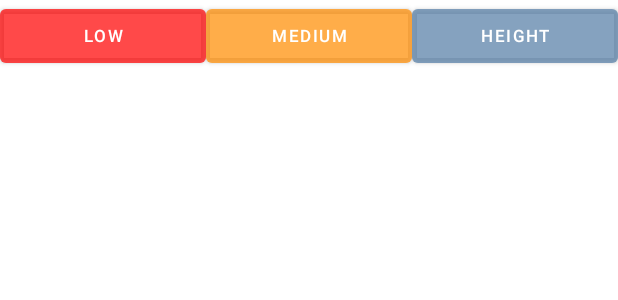
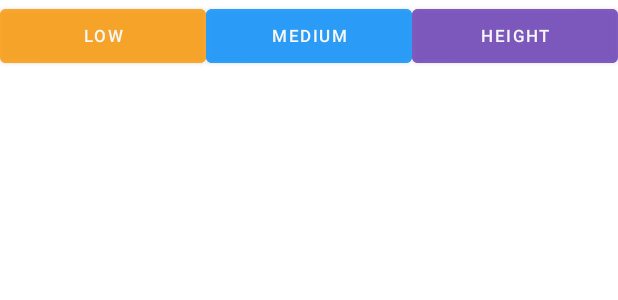
Before and after one commit to umerov1999/Market, an Android app: the layout activity_main.xml on its own in the app's theme, with its tools: preview values and no code run, on a phone screen of 412 x 824 dp. Shown: the top 300 px of the screen. Run offline under Robolectric (Android 15) with nearby library versions, the phone set to English and light mode, and no system bars.

Commit message:
Add files via upload

```diff
--- a/app/src/main/res/layout/activity_main.xml
+++ b/app/src/main/res/layout/activity_main.xml
@@ -1,5 +1,6 @@
 <?xml version="1.0" encoding="utf-8"?>
 <LinearLayout xmlns:android="http://schemas.android.com/apk/res/android"
+    xmlns:app="http://schemas.android.com/apk/res-auto"
     xmlns:tools="http://schemas.android.com/tools"
     android:layout_width="match_parent"
     android:layout_height="match_parent"
@@ -15,9 +16,11 @@
             android:layout_width="0dp"
             android:layout_height="wrap_content"
             android:layout_weight="1"
-            android:backgroundTint="#77ff0000"
+            android:alpha="0.8"
+            android:backgroundTint="#FF9800"
             android:textColor="#fff"
             android:textSize="11sp"
+            app:elevation="0dp"
             tools:text="Low" />
 
         <com.google.android.material.button.MaterialButton
@@ -25,7 +28,8 @@
             android:layout_width="0dp"
             android:layout_height="wrap_content"
             android:layout_weight="1"
-            android:backgroundTint="#77FF8C00"
+            android:alpha="0.8"
+            android:backgroundTint="#018EFF"
             android:textColor="#fff"
             android:textSize="11sp"
             tools:text="Medium" />
@@ -35,7 +39,8 @@
             android:layout_width="0dp"
             android:layout_height="wrap_content"
             android:layout_weight="1"
-            android:backgroundTint="#77557DA6"
+            android:alpha="0.8"
+            android:backgroundTint="#673AB7"
             android:textColor="#fff"
             android:textSize="11sp"
             tools:text="Height" />
--- a/app/src/main/res/values/strings.xml
+++ b/app/src/main/res/values/strings.xml
@@ -24,4 +24,7 @@
     <string name="low">Маленький пак(%1$d)</string>
     <string name="medium">Средний пак(%1$d)</string>
     <string name="height">Большой пак(%1$d)</string>
+    <string name="low_pack">Количество маленьких</string>
+    <string name="medium_pack">Количество средних</string>
+    <string name="height_pack">Количество больших</string>
 </resources>
--- a/build.gradle
+++ b/build.gradle
@@ -6,7 +6,6 @@ buildscript {
         maven { url 'https://kotlin.bintray.com/kotlin-dev' }
     }
     dependencies {
-        classpath 'com.android.tools:r8:2.0.88'
         classpath 'com.android.tools.build:gradle:4.2.0-alpha04'
         classpath "org.jetbrains.kotlin:kotlin-gradle-plugin:$kotlin_version"
     }
```
Also changed, not shown: app/src/main/java/com/f0x1d/store/activity/MainActivity.java (+67 -21 lines), 1 other file.
